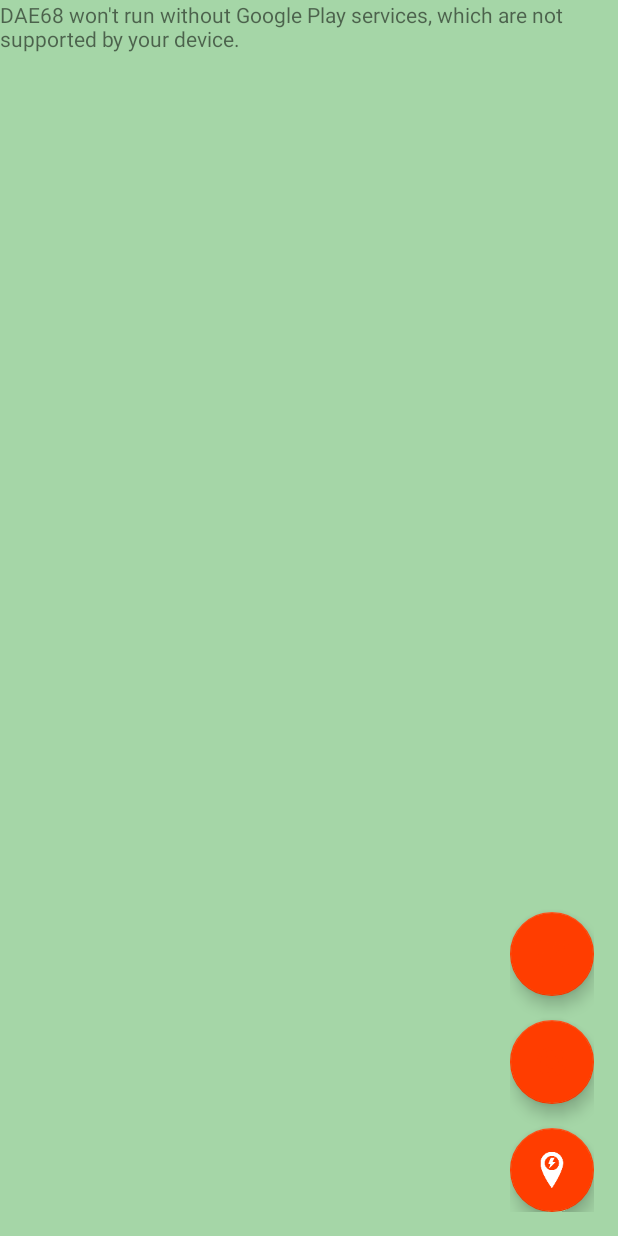
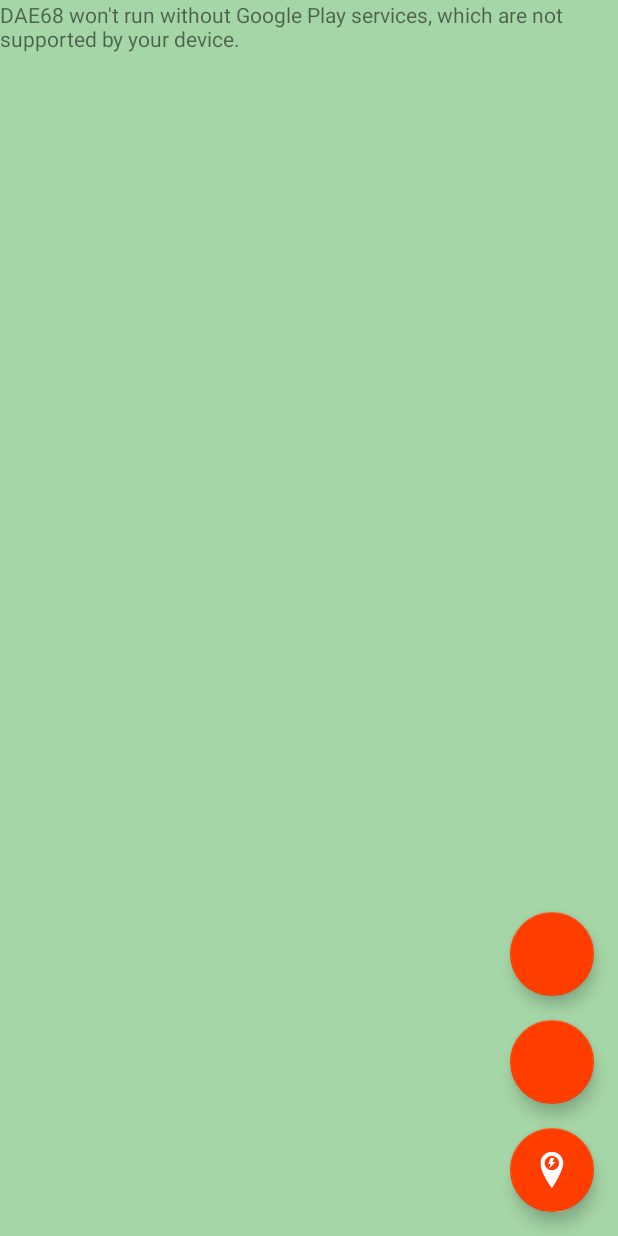
Before and after one commit to fabiendem/dae, an Android app: the fragment MapFragment shown on its own in the app's theme, after a tap on "OK", on a phone screen of 412 x 824 dp. Run offline under Robolectric (Android 15) with nearby library versions, the phone set to English and light mode, and no system bars; libraries missing offline, so code that uses them is left out: com.avast.android, com.google.maps.android, com.nispok.snackbar; plain views replace FloatingActionButton; 2 statements that could not run were skipped.

Commit message:
Make sure the shadow on FAB buttons is not clipped

```diff
--- a/app/src/main/res/layout/fragment_map.xml
+++ b/app/src/main/res/layout/fragment_map.xml
@@ -23,24 +23,12 @@
         map:cameraZoom="@string/map_initial_zoom"
         />
 
-    <!-- Add some top padding when we draw behind the status bar (API >= 19) -->
-    <RelativeLayout
-        android:layout_width="match_parent"
-        android:layout_height="match_parent"
-        android:paddingTop="@dimen/top_margin_status_bar"
-        >
-
     <LinearLayout
         android:id="@+id/fab_buttons"
         android:layout_width="wrap_content"
         android:layout_height="wrap_content"
         android:orientation="vertical"
-            android:layout_alignParentRight="true"
-            android:layout_alignParentEnd="true"
-            android:layout_alignParentBottom="true"
-            android:layout_marginBottom="16dp"
-            android:layout_marginRight="16dp"
-            android:layout_marginEnd="16dp"
+        android:layout_gravity="bottom|end"
         android:gravity="center"
         >
 
@@ -72,6 +60,9 @@
             android:layout_width="wrap_content"
             android:layout_height="wrap_content"
             android:layout_marginTop="16dp"
+            android:layout_marginBottom="16dp"
+            android:layout_marginLeft="16dp"
+            android:layout_marginRight="16dp"
             android:src="@drawable/fab_defib"
             fab:fab_colorNormal="@color/accent_dark"
             fab:fab_colorPressed="@color/accent_pressed"
@@ -79,6 +70,7 @@
         />
     </LinearLayout>
 
+        <!--
         <TextView
             android:layout_width="wrap_content"
             android:layout_height="wrap_content"
@@ -103,6 +95,5 @@
             android:textSize="16sp"
             android:textStyle="bold"
             android:visibility="gone"/>
-
-    </RelativeLayout>
+    -->
 </FrameLayout>
```
Lines whose indentation alone changed are shown as unchanged.
